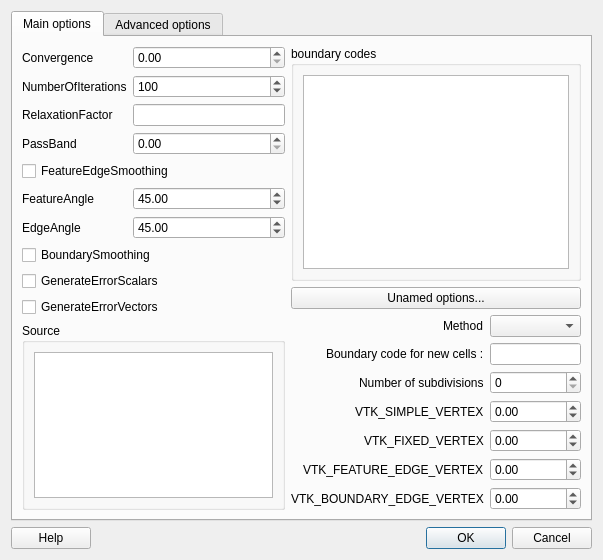
Qt form guismoothsurface.ui (enGits/engrid) before a commit.
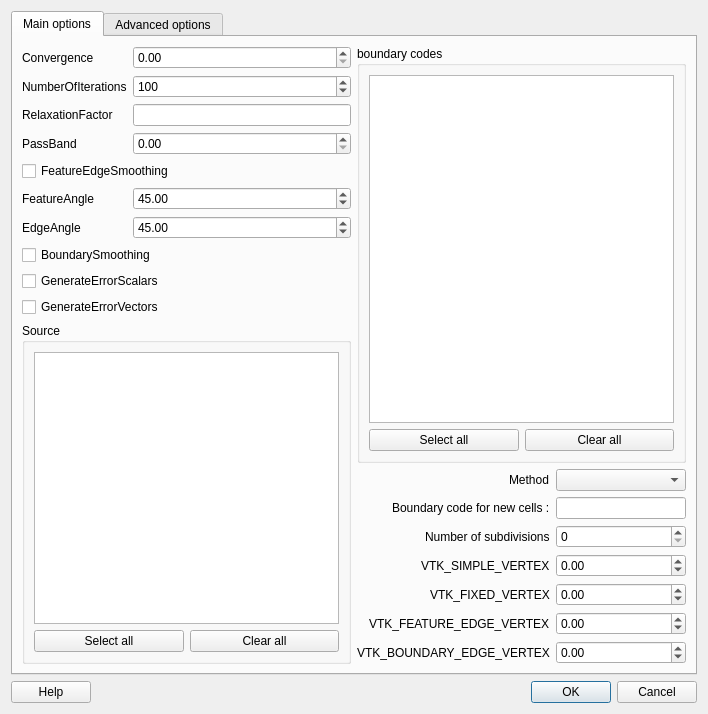
The same form after that commit. The open tabs and pages were chosen to show the change. Icons and pictures are not drawn.

What changed in the file:
```diff
--- a/guismoothsurface.ui
+++ b/guismoothsurface.ui
@@ -5,8 +5,8 @@
    <rect>
     <x>0</x>
     <y>0</y>
-    <width>603</width>
-    <height>560</height>
+    <width>708</width>
+    <height>714</height>
    </rect>
   </property>
   <property name="windowTitle" >
@@ -28,13 +28,11 @@
       </attribute>
       <layout class="QHBoxLayout" name="horizontalLayout_2" >
        <item>
-        <layout class="QHBoxLayout" name="horizontalLayout" >
+        <layout class="QVBoxLayout" name="verticalLayout_4" >
          <property name="sizeConstraint" >
           <enum>QLayout::SetMaximumSize</enum>
          </property>
          <item>
-          <layout class="QVBoxLayout" name="verticalLayout" >
-           <item>
             <layout class="QGridLayout" name="_3" >
              <item row="2" column="0" >
               <widget class="QLabel" name="label_8" >
@@ -169,17 +167,42 @@
              <property name="title" >
               <string>Source</string>
              </property>
-             <layout class="QVBoxLayout" name="_4" >
+           <layout class="QVBoxLayout" name="verticalLayout" >
               <item>
-               <widget class="QListWidget" name="listWidget_Source" />
-              </item>
+             <widget class="QListWidget" name="listWidget_Source" >
+              <property name="sizePolicy" >
+               <sizepolicy vsizetype="Expanding" hsizetype="Expanding" >
+                <horstretch>0</horstretch>
+                <verstretch>0</verstretch>
+               </sizepolicy>
+              </property>
+             </widget>
+            </item>
+            <item>
+             <layout class="QHBoxLayout" name="horizontalLayout" >
+              <item>
+               <widget class="QPushButton" name="pushButton_SelectAll_Source" >
+                <property name="text" >
+                 <string>Select all</string>
+                </property>
+               </widget>
+              </item>
+              <item>
+               <widget class="QPushButton" name="pushButton_ClearAll_Source" >
+                <property name="text" >
+                 <string>Clear all</string>
+                </property>
+               </widget>
+              </item>
              </layout>
+            </item>
+           </layout>
             </widget>
            </item>
           </layout>
          </item>
          <item>
-          <layout class="QVBoxLayout" name="_2" >
+        <layout class="QVBoxLayout" name="verticalLayout_6" >
            <item>
             <widget class="QGroupBox" name="groupBox" >
              <property name="title" >
@@ -189,14 +212,25 @@
               <item>
                <widget class="QListWidget" name="listWidget" />
               </item>
-             </layout>
+            <item>
+             <layout class="QHBoxLayout" name="horizontalLayout_6" >
+              <item>
+               <widget class="QPushButton" name="pushButton_SelectAll_BC" >
+                <property name="text" >
+                 <string>Select all</string>
+                </property>
             </widget>
            </item>
            <item>
-            <widget class="QPushButton" name="UnamedOptions" >
+               <widget class="QPushButton" name="pushButton_ClearAll_BC" >
              <property name="text" >
-              <string>Unamed options...</string>
-             </property>
+                 <string>Clear all</string>
+                </property>
+               </widget>
+              </item>
+             </layout>
+            </item>
+           </layout>
             </widget>
            </item>
            <item>
@@ -308,8 +342,6 @@
           </layout>
          </item>
         </layout>
-       </item>
-      </layout>
      </widget>
      <widget class="QWidget" name="tab_2" >
       <attribute name="title" >
```
Left out of the diff: 20 changed lines with no effect on the pictures. Lines whose indentation alone changed are shown as unchanged.
